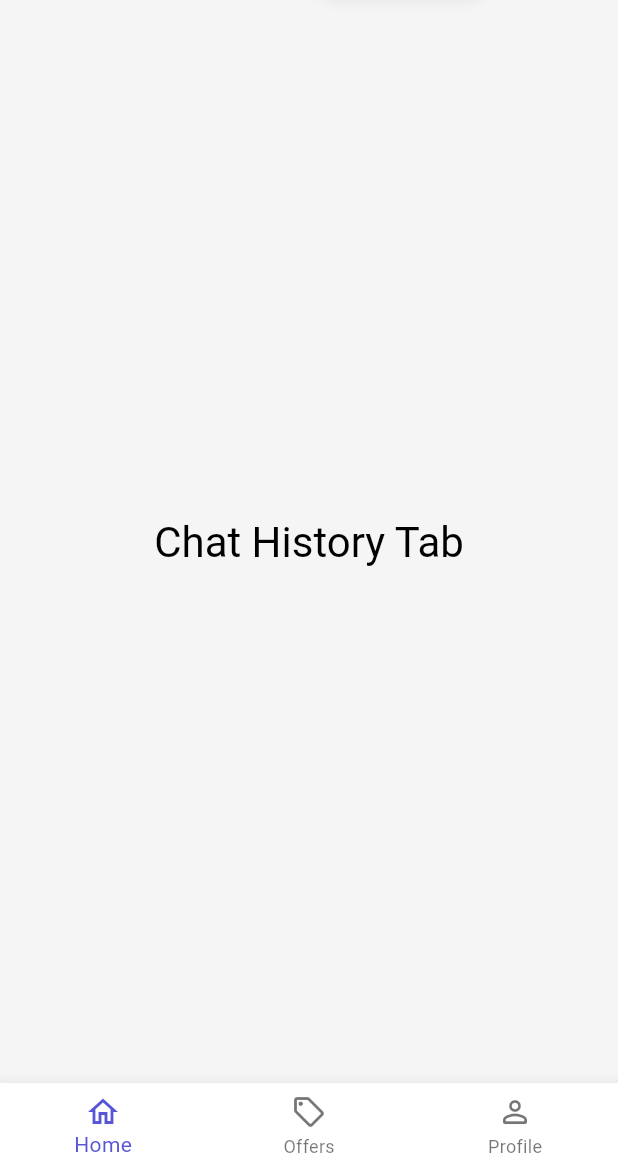
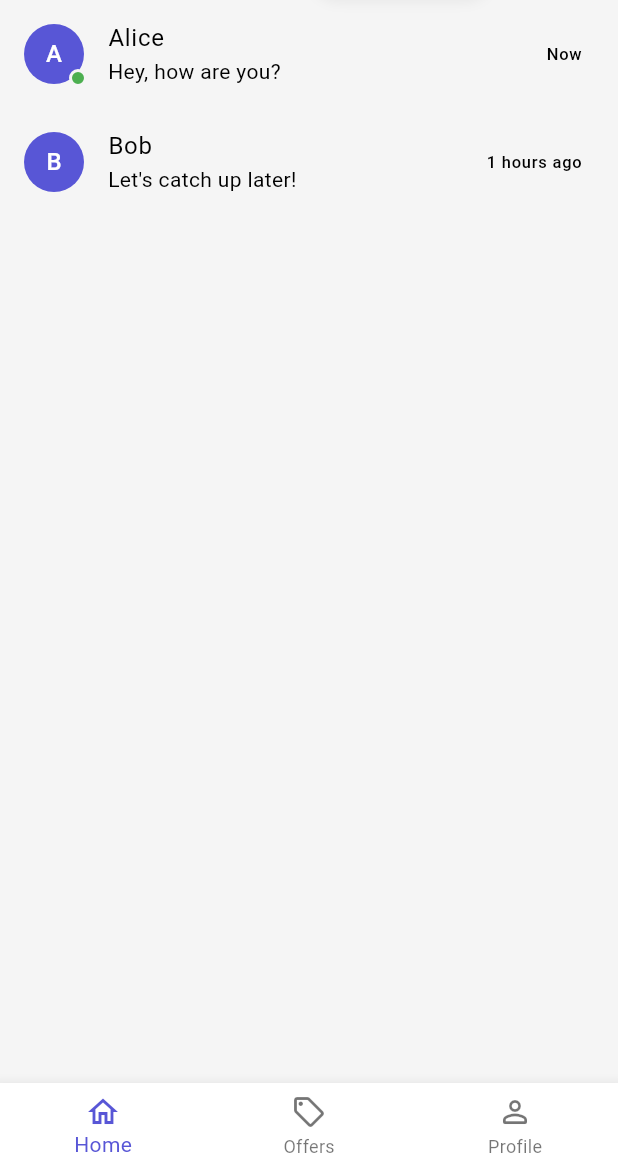
Before and after one commit to ab-irami/flutter_mysivi_chat_app, a Flutter app: the screen it shows after launch, tab 2 chosen, on a phone screen of 412 x 824 dp, the part 66-1236 px from its top. Run offline on Flutter 3.47's test engine with Material 3 defaults, Android fonts, the phone set to English and light mode, and no system bars; our stand-ins replace flutter_bloc, go_router.

Commit message:
feat: Implement chat history management with BLoC, enhance user services, and add last active time formatting

```diff
--- a/lib/core/extensions/string_extension.dart
+++ b/lib/core/extensions/string_extension.dart
@@ -20,4 +20,26 @@ extension LastActiveExtension on String {
       return '';
     }
   }
+
+  String get shortLastActiveText {
+    try {
+      final lastActive = DateTime.parse(this).toLocal();
+      final now = DateTime.now();
+      final diff = now.difference(lastActive);
+
+      if (diff.inMinutes <= 1) {
+        return 'Now';
+      } else if (diff.inMinutes < 60) {
+        return '${diff.inMinutes} mins ago';
+      } else if (diff.inHours < 24) {
+        return '${diff.inHours} hours ago';
+      } else if (diff.inDays == 1) {
+        return 'Yesterday';
+      } else {
+        return '${diff.inDays} days ago';
+      }
+    } catch (_) {
+      return '';
+    }
+  }
 }
--- /dev/null
+++ b/lib/features/home/tabs/chat_history/bloc/chat_history_bloc.dart
@@ -0,0 +1,20 @@
+import 'package:flutter/material.dart';
+import 'package:flutter_bloc/flutter_bloc.dart';
+import 'package:flutter_mysivi_chat_app/models/chat_history_model.dart';
+import 'package:flutter_mysivi_chat_app/services/chat_history_services.dart';
+
+part 'chat_history_event.dart';
+part 'chat_history_state.dart';
+
+class ChatHistoryBloc extends Bloc<ChatHistoryEvent, ChatHistoryState> {
+  ChatHistoryBloc() : super(ChatHistoryInitial()) {
+    on<LoadChatHistory>((event, emit) async {
+      emit(ChatHistoryLoading());
+      final chatHistories = await ChatHistoryServicesImpl.instance
+          .getChatHistory();
+      emit(ChatHistoryLoaded(chatHistories));
+    });
+
+
+  }
+}
--- /dev/null
+++ b/lib/features/home/tabs/chat_history/bloc/chat_history_event.dart
@@ -0,0 +1,6 @@
+part of 'chat_history_bloc.dart';
+
+@immutable
+sealed class ChatHistoryEvent {}
+
+class LoadChatHistory extends ChatHistoryEvent {}
--- /dev/null
+++ b/lib/features/home/tabs/chat_history/bloc/chat_history_state.dart
@@ -0,0 +1,20 @@
+part of 'chat_history_bloc.dart';
+
+@immutable
+sealed class ChatHistoryState {}
+
+final class ChatHistoryInitial extends ChatHistoryState {}
+
+final class ChatHistoryLoading extends ChatHistoryState {}
+
+final class ChatHistoryLoaded extends ChatHistoryState {
+  final List<ChatHistoryModel> chatHistories;
+
+  ChatHistoryLoaded(this.chatHistories);
+}
+
+final class ChatHistoryError extends ChatHistoryState {
+  final String message;
+
+  ChatHistoryError(this.message);
+}
--- a/lib/features/home/tabs/chat_history/views/chat_history_tab.dart
+++ b/lib/features/home/tabs/chat_history/views/chat_history_tab.dart
@@ -1,14 +1,63 @@
 import 'package:flutter/material.dart';
+import 'package:flutter_bloc/flutter_bloc.dart';
+import 'package:flutter_mysivi_chat_app/app/router/app_routes.dart';
+import 'package:flutter_mysivi_chat_app/core/extensions/string_extension.dart';
+import 'package:flutter_mysivi_chat_app/core/widgets/online_indicator.dart';
+import 'package:flutter_mysivi_chat_app/features/home/tabs/chat_history/bloc/chat_history_bloc.dart';
+import 'package:go_router/go_router.dart';
 
 class ChatHistoryTab extends StatelessWidget {
   const ChatHistoryTab({super.key});
 
   @override
   Widget build(BuildContext context) {
-    return Center(
-      child: Text(
-        'Chat History Tab',
-        style: Theme.of(context).textTheme.headlineMedium,
+    return BlocProvider(
+      create: (context) => ChatHistoryBloc()..add(LoadChatHistory()),
+      child: BlocBuilder<ChatHistoryBloc, ChatHistoryState>(
+        builder: (context, state) {
+          if (state is ChatHistoryLoading) {
+            return const Center(child: CircularProgressIndicator());
+          }
+          if (state is ChatHistoryError) {
+            return Center(child: Text(state.message));
+          }
+          if (state is ChatHistoryLoaded) {
+            return ListView.builder(
+              key: PageStorageKey("usersListView"),
+              itemCount: state.chatHistories.length,
+              itemBuilder: (context, index) {
+                return ListTile(
+                  onTap: () {
+                    context.pushNamed(
+                      AppRouteNames.chat,
+                      pathParameters: {
+                        'userId': state.chatHistories[index].userId,
+                      },
+                    );
+                  },
+                  leading: OnlineIndicatorAvatar(
+                    letter: state.chatHistories[index].userName[0],
+                    isOnline:
+                        DateTime.now()
+                            .difference(state.chatHistories[index].timestamp)
+                            .inSeconds <
+                        60,
+                  ),
+                  title: Text(state.chatHistories[index].userName),
+                  subtitle: Text(state.chatHistories[index].message),
+
+                  trailing: Text(
+                    state.chatHistories[index].timestamp
+                        .toString()
+                        .shortLastActiveText,
+                  ),
+                );
+              },
+            );
+          }
+
+          return const Center(child: Text('No chat history found.'));
+        },
       ),
     );
   }
--- a/lib/services/chat_history_services.dart
+++ b/lib/services/chat_history_services.dart
@@ -1,15 +1,20 @@
 import 'package:flutter_mysivi_chat_app/models/chat_history_model.dart';
+import 'package:flutter_mysivi_chat_app/models/user_model.dart';
 
 abstract class ChatHistoryServices {
   Future<List<ChatHistoryModel>> getChatHistory();
 }
 
 class ChatHistoryServicesImpl implements ChatHistoryServices {
+  ChatHistoryServicesImpl._();
+
+  static final ChatHistoryServicesImpl instance = ChatHistoryServicesImpl._();
+
   final List<ChatHistoryModel> _chatHistories = [
     ChatHistoryModel(
       id: '1',
       userId: '1',
-      timestamp: DateTime.now().subtract(Duration(minutes: 10)),
+      timestamp: DateTime.now().subtract(Duration(seconds: 20)),
       userName: 'Alice',
       message: 'Hey, how are you?',
     ),
@@ -22,6 +27,34 @@ class ChatHistoryServicesImpl implements ChatHistoryServices {
     ),
   ];
 
+  void ensureUsers(List<UserModel> users) {
+    for (final user in users) {
+      if (!_chatHistories.any((h) => h.userId == user.id)) {
+        _chatHistories.add(
+          ChatHistoryModel(
+            id: DateTime.now().millisecondsSinceEpoch.toString(),
+            userId: user.id,
+            timestamp: user.lastActive,
+            userName: user.name,
+            message: 'Hello! This is my first message.',
+          ),
+        );
+      }
+    }
+  }
+
+  void addHistoryForUser(UserModel user) {
+    _chatHistories.add(
+      ChatHistoryModel(
+        id: DateTime.now().millisecondsSinceEpoch.toString(),
+        userId: user.id,
+        timestamp: user.lastActive,
+        userName: user.name,
+        message: 'Hey there! I just joined.',
+      ),
+    );
+  }
+
   @override
   Future<List<ChatHistoryModel>> getChatHistory() async {
     return _chatHistories;
--- a/lib/services/users_services.dart
+++ b/lib/services/users_services.dart
@@ -1,4 +1,5 @@
 import 'package:flutter_mysivi_chat_app/models/user_model.dart';
+import 'package:flutter_mysivi_chat_app/services/chat_history_services.dart';
 
 abstract class UserServices {
   Future<void> addUser(String name);
@@ -6,7 +7,9 @@ abstract class UserServices {
 }
 
 class UsersServicesImpl implements UserServices {
-  UsersServicesImpl._();
+  UsersServicesImpl._() {
+    ChatHistoryServicesImpl.instance.ensureUsers(_users);
+  }
 
   static final UsersServicesImpl instance = UsersServicesImpl._();
   final List<UserModel> _users = [
@@ -35,6 +38,7 @@ class UsersServicesImpl implements UserServices {
           : DateTime.now().subtract(Duration(hours: 1)),
     );
     _users.add(newUser);
+    ChatHistoryServicesImpl.instance.addHistoryForUser(newUser);
   }
 
   @override
```
